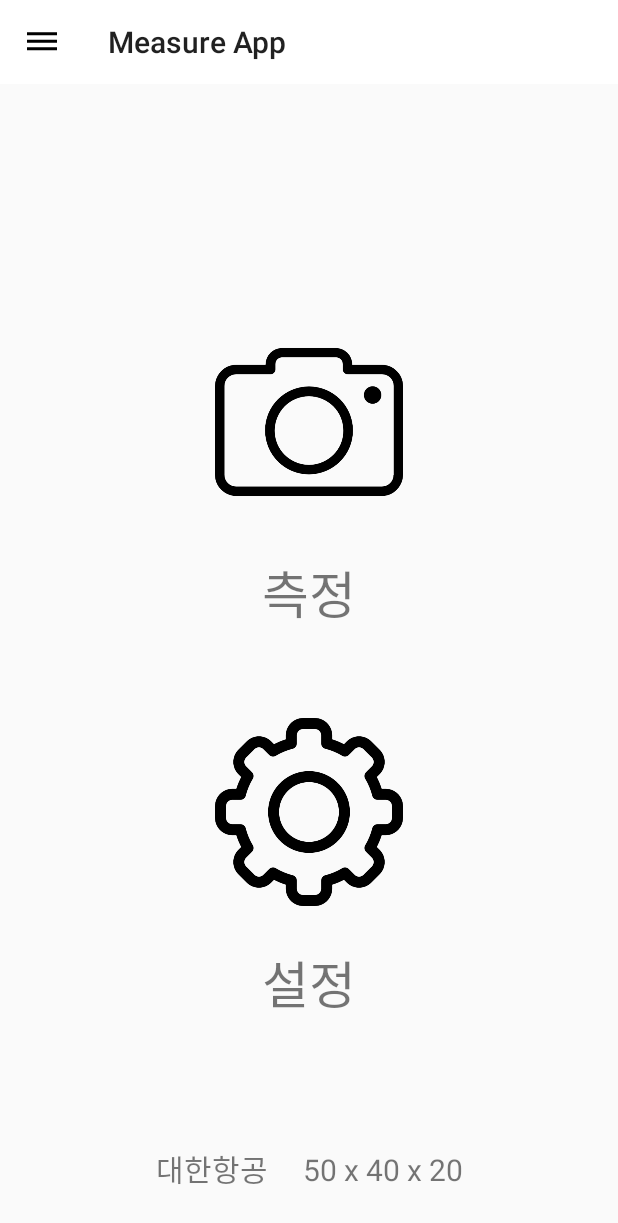
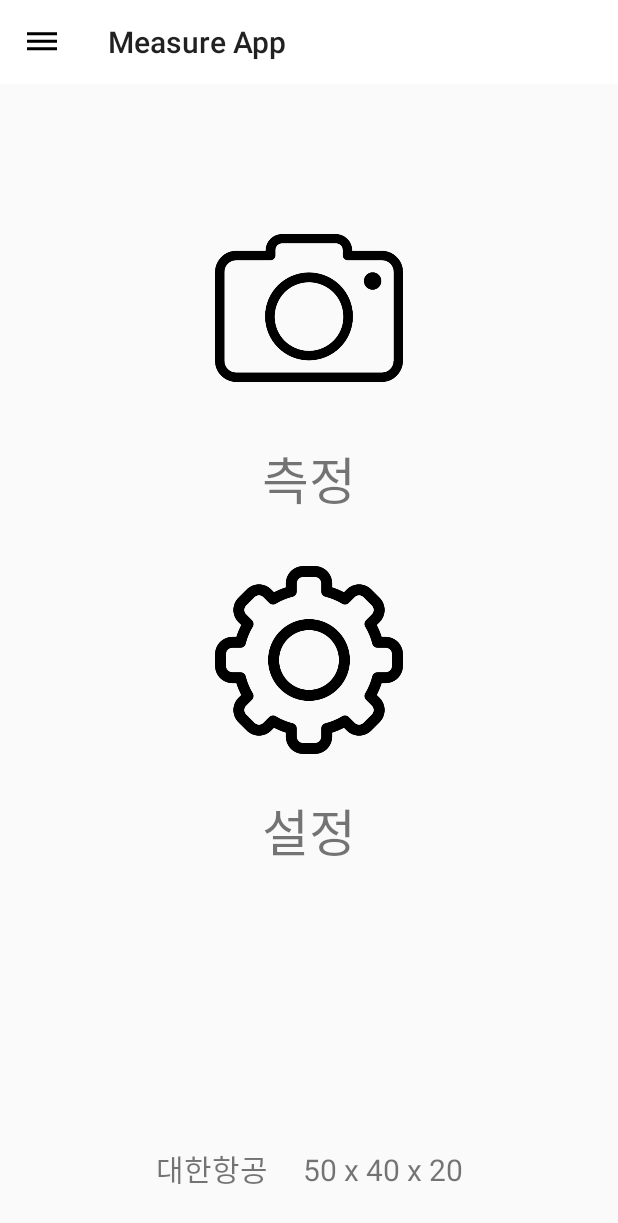
Before and after one commit to SerpentScrew/arTeam2, an Android app: the screen it shows after launch (MainActivity), on a phone screen of 412 x 824 dp. Shown: the top 1223 px of the screen. Run offline under Robolectric (Android 15) with nearby library versions, the phone set to English and light mode, and no system bars.

Commit message:
main 수정

```diff
--- a/app/src/main/res/layout/activity_main.xml
+++ b/app/src/main/res/layout/activity_main.xml
@@ -26,24 +26,25 @@
         android:id="@+id/camera"
         android:layout_width="125dp"
         android:layout_height="125dp"
-        android:layout_marginBottom="480dp"
+        android:layout_marginBottom="470dp"
         android:background="?attr/selectableItemBackground"
         android:scaleType="centerInside"
         app:layout_constraintBottom_toBottomOf="parent"
         app:layout_constraintEnd_toEndOf="parent"
         app:layout_constraintStart_toStartOf="parent"
+        app:layout_constraintTop_toBottomOf="@+id/my_toolbar"
         app:srcCompat="@drawable/camera" />
 
     <ImageButton
         android:id="@+id/settings"
         android:layout_width="125dp"
         android:layout_height="125dp"
-        android:layout_marginBottom="220dp"
         android:background="?attr/selectableItemBackground"
         android:scaleType="centerInside"
         app:layout_constraintBottom_toBottomOf="parent"
         app:layout_constraintEnd_toEndOf="parent"
         app:layout_constraintStart_toStartOf="parent"
+        app:layout_constraintTop_toBottomOf="@+id/my_toolbar"
         app:srcCompat="@drawable/settings" />
 
     <TextView
```
